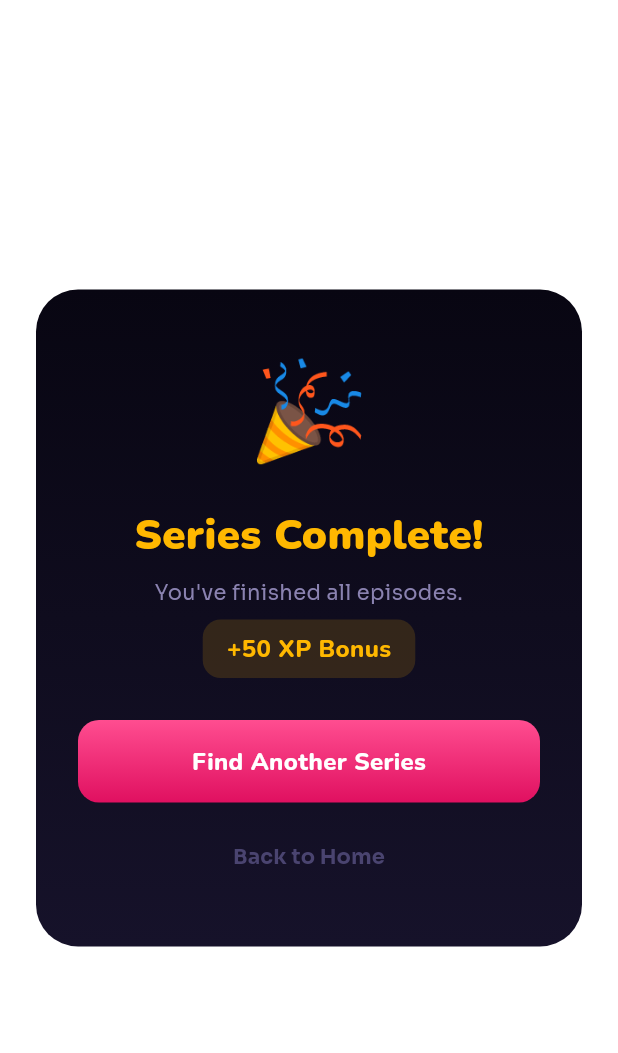
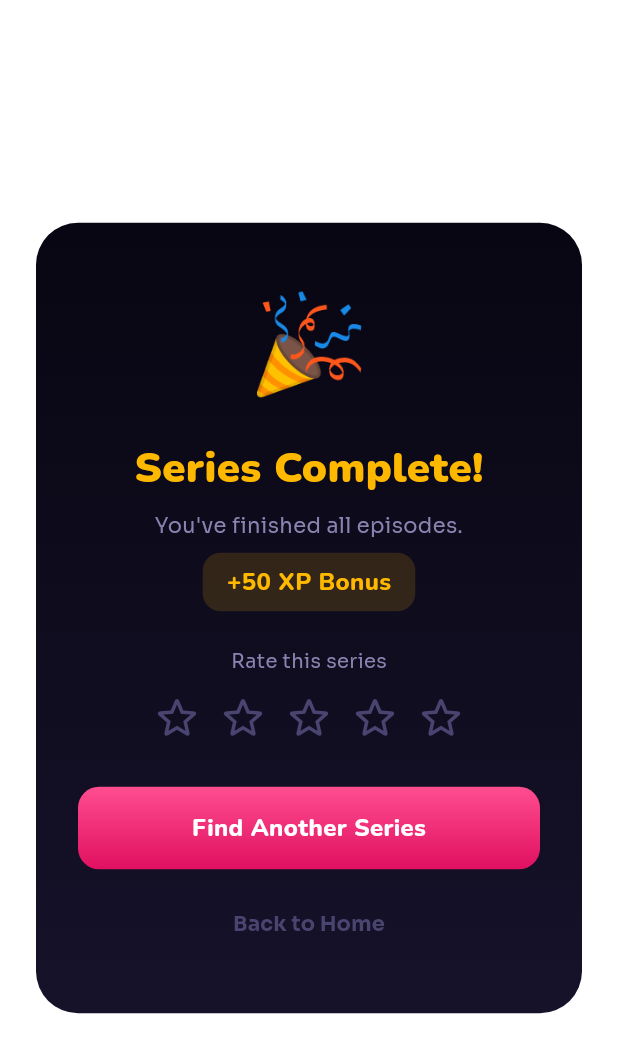
Before and after one commit to tlahav91-debug/appo, a Flutter app: the _SeriesCompletionModal screen opened directly with empty values, on a phone screen of 412 x 824 dp. Shown: the top 1053 px of the screen. Run offline on Flutter 3.47's test engine with Material 3 defaults, Android fonts, the phone set to English and light mode, and no system bars; our stand-ins replace firebase_core, firebase_messaging, flutter_local_notifications, flutter_riverpod, go_router, google_fonts and 3 more; missing offline and left inert: posthog_flutter, purchases_flutter; accounts and stored records are empty; network calls fail.

Commit message:
[FEATURE] PRD-036 — Series ratings with star UI on completion and average in header
https://claude.ai/code/session_01KohWrTkKywj5YHwJ97Ppdz

```diff
--- /dev/null
+++ b/lib/features/episodes/application/series_rating_provider.dart
@@ -0,0 +1,58 @@
+import 'package:flutter_riverpod/flutter_riverpod.dart';
+import 'package:supabase_flutter/supabase_flutter.dart';
+
+class SeriesRatingState {
+  final double avgRating;   // 0.0 if no ratings
+  final int ratingCount;
+  final int? myRating;      // null if not rated
+
+  const SeriesRatingState({
+    required this.avgRating,
+    required this.ratingCount,
+    this.myRating,
+  });
+}
+
+final seriesRatingProvider = FutureProvider.family<SeriesRatingState, String>(
+  (ref, seriesId) async {
+    final userId = Supabase.instance.client.auth.currentUser?.id;
+
+    final data = await Supabase.instance.client
+        .from('series_ratings')
+        .select('rating, user_id')
+        .eq('series_id', seriesId);
+
+    final rows = (data as List).cast<Map<String, dynamic>>();
+    if (rows.isEmpty) return const SeriesRatingState(avgRating: 0, ratingCount: 0);
+
+    final total = rows.fold<int>(0, (sum, r) => sum + (r['rating'] as num).toInt());
+    final avg = total / rows.length;
+    final myRating = userId != null
+        ? rows.cast<Map<String, dynamic>?>().firstWhere(
+            (r) => r!['user_id'] == userId,
+            orElse: () => null,
+          )?['rating'] as int?
+        : null;
+
+    return SeriesRatingState(
+      avgRating: avg,
+      ratingCount: rows.length,
+      myRating: myRating,
+    );
+  },
+);
+
+class RatingService {
+  Future<void> submitRating(String seriesId, int rating) async {
+    final userId = Supabase.instance.client.auth.currentUser?.id;
+    if (userId == null) return;
+
+    await Supabase.instance.client.from('series_ratings').upsert({
+      'user_id': userId,
+      'series_id': seriesId,
+      'rating': rating,
+    }, onConflict: 'user_id,series_id');
+  }
+}
+
+final ratingServiceProvider = Provider((ref) => RatingService());
--- a/lib/features/episodes/presentation/episode_detail_screen.dart
+++ b/lib/features/episodes/presentation/episode_detail_screen.dart
@@ -11,6 +11,7 @@ import '../../../shared/widgets/choice_sheet.dart';
 import '../application/episodes_provider.dart';
 import '../domain/episode.dart';
 import 'reaction_row.dart';
+import '../application/series_rating_provider.dart';
 
 class EpisodeDetailScreen extends ConsumerStatefulWidget {
   final Episode episode;
@@ -446,13 +447,27 @@ class _NextEpisodeBarState extends ConsumerState<_NextEpisodeBar> {
 }
 
 // ---------------------------------------------------------------------------
-// _SeriesCompletionModal — full-screen celebration dialog
+// _SeriesCompletionModal — full-screen celebration dialog with star rating
 // ---------------------------------------------------------------------------
 
-class _SeriesCompletionModal extends StatelessWidget {
+class _SeriesCompletionModal extends ConsumerStatefulWidget {
   final Episode episode;
+  const _SeriesCompletionModal({required this.episode});
 
-  const _SeriesCompletionModal({required this.episode});
+  @override
+  ConsumerState<_SeriesCompletionModal> createState() => _SeriesCompletionModalState();
+}
+
+class _SeriesCompletionModalState extends ConsumerState<_SeriesCompletionModal> {
+  int? _selectedRating;
+  bool _ratingSubmitted = false;
+
+  Future<void> _rate(int stars) async {
+    setState(() => _selectedRating = stars);
+    await ref.read(ratingServiceProvider).submitRating(widget.episode.seriesId, stars);
+    ref.invalidate(seriesRatingProvider(widget.episode.seriesId));
+    if (mounted) setState(() => _ratingSubmitted = true);
+  }
 
   @override
   Widget build(BuildContext context) {
@@ -476,38 +491,41 @@ class _SeriesCompletionModal extends StatelessWidget {
               children: [
                 const Text('🎉', style: TextStyle(fontSize: 64)),
                 const SizedBox(height: 16),
-                Text(
-                  'Series Complete!',
-                  style: GoogleFonts.nunito(
-                    color: gold,
-                    fontWeight: FontWeight.w900,
-                    fontSize: 28,
-                  ),
-                ),
+                Text('Series Complete!', style: GoogleFonts.nunito(color: gold, fontWeight: FontWeight.w900, fontSize: 28)),
                 const SizedBox(height: 8),
-                Text(
-                  'You\'ve finished all episodes.',
-                  style: GoogleFonts.sora(color: textSec, fontSize: 14),
-                  textAlign: TextAlign.center,
-                ),
+                Text('You\'ve finished all episodes.', style: GoogleFonts.sora(color: textSec, fontSize: 14), textAlign: TextAlign.center),
                 const SizedBox(height: 8),
                 Container(
                   padding: const EdgeInsets.symmetric(horizontal: 16, vertical: 8),
-                  decoration: BoxDecoration(
-                    color: gold.withOpacity(0.15),
-                    borderRadius: BorderRadius.circular(12),
-                  ),
-                  child: Text(
-                    '+50 XP Bonus',
-                    style: GoogleFonts.nunito(
-                      color: gold,
-                      fontWeight: FontWeight.w800,
-                      fontSize: 16,
-                    ),
-                  ),
+                  decoration: BoxDecoration(color: gold.withOpacity(0.15), borderRadius: BorderRadius.circular(12)),
+                  child: Text('+50 XP Bonus', style: GoogleFonts.nunito(color: gold, fontWeight: FontWeight.w800, fontSize: 16)),
+                ),
+                const SizedBox(height: 24),
+                // Star rating
+                Text(
+                  _ratingSubmitted ? 'Thanks for rating!' : 'Rate this series',
+                  style: GoogleFonts.sora(color: textSec, fontSize: 13),
+                ),
+                const SizedBox(height: 10),
+                Row(
+                  mainAxisAlignment: MainAxisAlignment.center,
+                  children: List.generate(5, (i) {
+                    final star = i + 1;
+                    final filled = _selectedRating != null && star <= _selectedRating!;
+                    return GestureDetector(
+                      onTap: _ratingSubmitted ? null : () => _rate(star),
+                      child: Padding(
+                        padding: const EdgeInsets.symmetric(horizontal: 4),
+                        child: Icon(
+                          filled ? Icons.star_rounded : Icons.star_outline_rounded,
+                          color: filled ? gold : textDim,
+                          size: 36,
+                        ),
+                      ),
+                    );
+                  }),
                 ),
                 const SizedBox(height: 28),
-                // Find Another Series
                 GestureDetector(
                   onTap: () {
                     Navigator.pop(context);
@@ -516,20 +534,8 @@ class _SeriesCompletionModal extends StatelessWidget {
                   child: Container(
                     width: double.infinity,
                     padding: const EdgeInsets.symmetric(vertical: 16),
-                    decoration: BoxDecoration(
-                      gradient: pinkFull,
-                      borderRadius: BorderRadius.circular(14),
-                    ),
-                    child: Center(
-                      child: Text(
-                        'Find Another Series',
-                        style: GoogleFonts.nunito(
-                          color: Colors.white,
-                          fontWeight: FontWeight.w800,
-                          fontSize: 16,
-                        ),
-                      ),
-                    ),
+                    decoration: BoxDecoration(gradient: pinkFull, borderRadius: BorderRadius.circular(14)),
+                    child: Center(child: Text('Find Another Series', style: GoogleFonts.nunito(color: Colors.white, fontWeight: FontWeight.w800, fontSize: 16))),
                   ),
                 ),
                 const SizedBox(height: 12),
@@ -538,10 +544,7 @@ class _SeriesCompletionModal extends StatelessWidget {
                     Navigator.pop(context);
                     context.go('/');
                   },
-                  child: Text(
-                    'Back to Home',
-                    style: GoogleFonts.sora(color: textDim, fontSize: 14),
-                  ),
+                  child: Text('Back to Home', style: GoogleFonts.sora(color: textDim, fontSize: 14)),
                 ),
               ],
             ),
```
Also changed, not shown: lib/features/episodes/presentation/series_screen.dart (+21 -2 lines), 1 other file.
